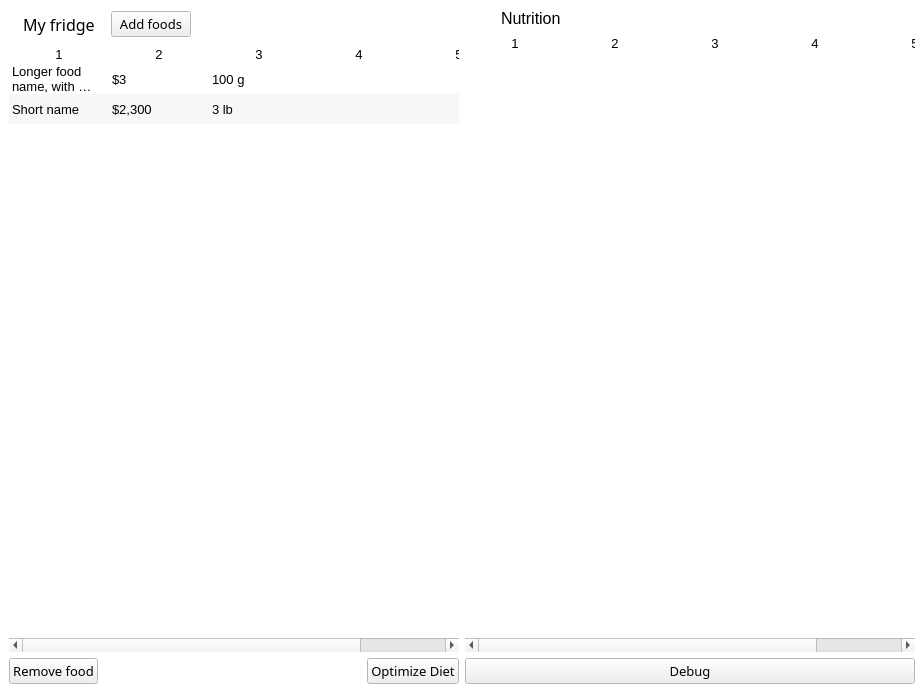
Old version of the form ui_mainwindow.ui in the repository josh-minch/spartan.
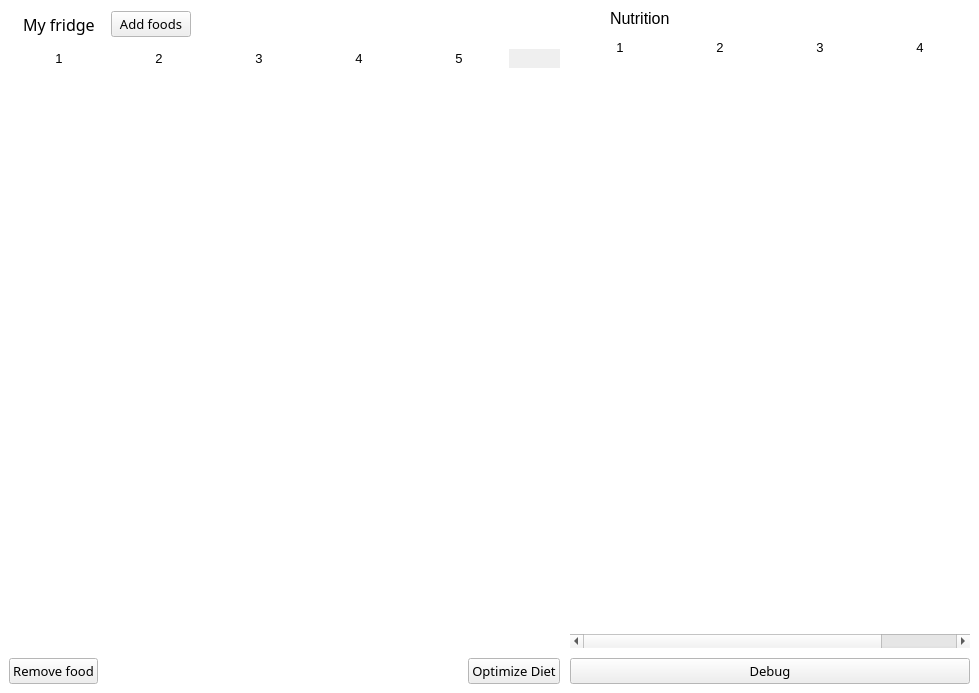
New version of the form. Icons and pictures are not drawn. Custom widgets are drawn as their Qt base class.

```diff
--- a/ui_mainwindow.ui
+++ b/ui_mainwindow.ui
@@ -6,7 +6,7 @@
    <rect>
     <x>0</x>
     <y>0</y>
-    <width>924</width>
+    <width>979</width>
     <height>693</height>
    </rect>
   </property>
@@ -73,9 +73,15 @@
    <property name="autoFillBackground">
     <bool>true</bool>
    </property>
-   <layout class="QHBoxLayout" name="horizontalLayout_2">
+   <layout class="QHBoxLayout" name="horizontalLayout_2" stretch="1,0">
+    <property name="spacing">
+     <number>10</number>
+    </property>
     <item>
      <layout class="QVBoxLayout" name="verticalLayout">
+      <property name="spacing">
+       <number>10</number>
+      </property>
       <item>
        <layout class="QHBoxLayout" name="horizontalLayout">
         <property name="spacing">
@@ -288,7 +294,7 @@
          <enum>Qt::SolidLine</enum>
         </property>
         <property name="rowCount">
-         <number>2</number>
+         <number>0</number>
         </property>
         <property name="columnCount">
          <number>5</number>
@@ -308,51 +314,11 @@
         <attribute name="verticalHeaderVisible">
          <bool>false</bool>
         </attribute>
-        <row>
-         <property name="text">
-          <string>New Row</string>
-         </property>
-        </row>
-        <row>
-         <property name="text">
-          <string>New Row</string>
-         </property>
-        </row>
         <column/>
         <column/>
         <column/>
         <column/>
         <column/>
-        <item row="0" column="0">
-         <property name="text">
-          <string>Longer food name, with commas, yes</string>
-         </property>
-        </item>
-        <item row="0" column="1">
-         <property name="text">
-          <string>$3</string>
-         </property>
-        </item>
-        <item row="0" column="2">
-         <property name="text">
-          <string>100 g</string>
-         </property>
-        </item>
-        <item row="1" column="0">
-         <property name="text">
-          <string>Short name</string>
-         </property>
-        </item>
-        <item row="1" column="1">
-         <property name="text">
-          <string>$2,300</string>
-         </property>
-        </item>
-        <item row="1" column="2">
-         <property name="text">
-          <string>3 lb</string>
-         </property>
-        </item>
        </widget>
       </item>
       <item>
@@ -469,6 +435,12 @@
       </item>
       <item row="1" column="0">
        <widget class="QDeselectableTableWidget" name="nutrition_table">
+        <property name="minimumSize">
+         <size>
+          <width>400</width>
+          <height>0</height>
+         </size>
+        </property>
         <property name="palette">
          <palette>
           <active>
```
Left out of the diff: 6 changed lines with no effect on the pictures.
